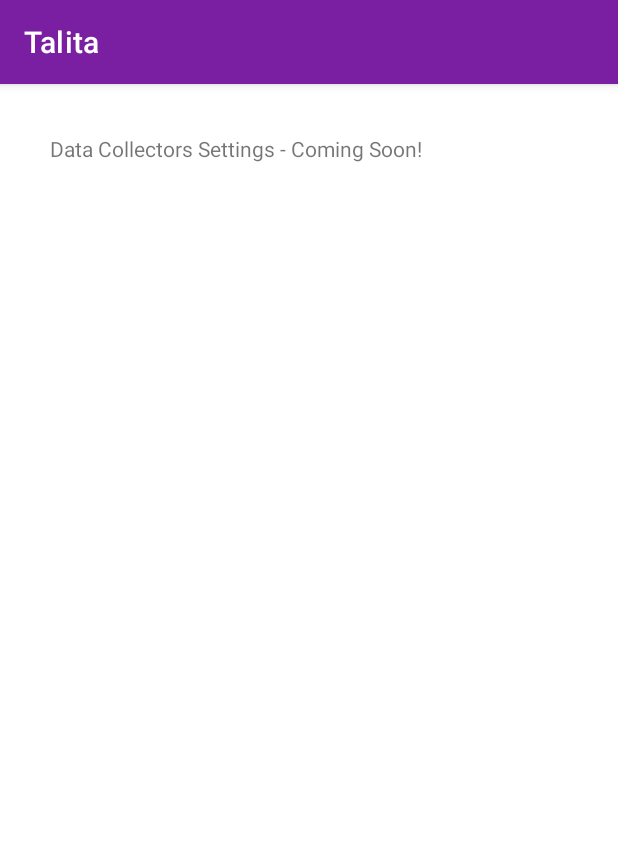
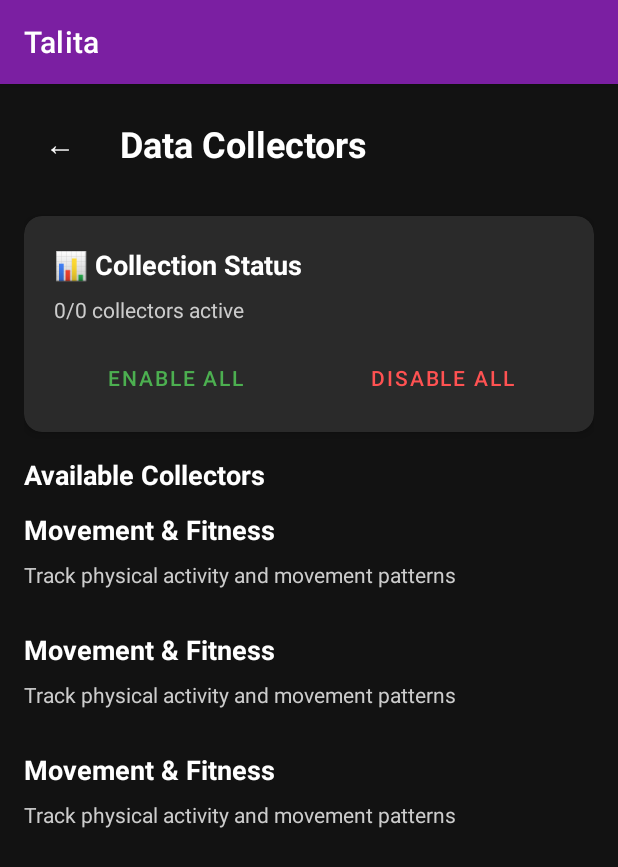
Before and after one commit to talitamoss/talita, an Android app: the DataCollectorsSettingsActivity screen opened directly, with no data from a screen before it, on a phone screen of 412 x 824 dp. Shown: the top 867 px of the screen. Run offline under Robolectric (Android 15) with nearby library versions, the phone set to English and light mode, and no system bars; 4 statements that could not run were skipped.

Commit message:
feat: Add data collectors settings screen
- Create activity for managing individual collectors
- Add categorized view of all available collectors
- Support enable/disable for each collector type
- Include collector-specific configurations

```diff
--- a/app/src/main/java/com/core/talita/DataCollectorsSettingsActivity.java
+++ b/app/src/main/java/com/core/talita/DataCollectorsSettingsActivity.java
@@ -1,13 +1,115 @@
 package com.core.talita;
+
+import android.content.Intent;
 import android.os.Bundle;
+import android.view.LayoutInflater;
+import android.view.View;
+import android.view.ViewGroup;
+import android.widget.Button;
+import android.widget.Switch;
 import android.widget.TextView;
 import androidx.appcompat.app.AppCompatActivity;
+import androidx.cardview.widget.CardView;
+import androidx.recyclerview.widget.LinearLayoutManager;
+import androidx.recyclerview.widget.RecyclerView;
+import java.util.List;
+import java.util.Map;
+
 public class DataCollectorsSettingsActivity extends AppCompatActivity {
-    @Override protected void onCreate(Bundle savedInstanceState) {
+
+    private DataCollectorManager collectorManager;
+    private RecyclerView categoriesRecycler;
+    private TextView enabledCollectorsText;
+    private CategoriesAdapter adapter;
+
+    @Override
+    protected void onCreate(Bundle savedInstanceState) {
         super.onCreate(savedInstanceState);
-        TextView tv = new TextView(this);
-        tv.setText("Data Collectors Settings - Coming Soon!");
-        tv.setPadding(50, 50, 50, 50);
-        setContentView(tv);
+        setContentView(R.layout.activity_data_collectors_settings);
+
+        collectorManager = new DataCollectorManager(this);
+
+        initializeViews();
+        setupCollectorCategories();
+        updateStats();
+    }
+
+    private void initializeViews() {
+        Button backButton = findViewById(R.id.back_button);
+        backButton.setOnClickListener(v -> finish());
+
+        categoriesRecycler = findViewById(R.id.categories_recycler);
+        enabledCollectorsText = findViewById(R.id.enabled_collectors_text);
+
+        // Quick actions
+        findViewById(R.id.enable_all_button).setOnClickListener(v -> enableAllCollectors());
+        findViewById(R.id.disable_all_button).setOnClickListener(v -> disableAllCollectors());
+    }
+
+    private void setupCollectorCategories() {
+        Map<String, List<DataCollector>> categories = collectorManager.getCollectorsByCategory();
+
+        adapter = new CategoriesAdapter(categories, this::onCollectorToggled);
+        categoriesRecycler.setLayoutManager(new LinearLayoutManager(this));
+        categoriesRecycler.setAdapter(adapter);
+    }
+
+    private void onCollectorToggled(DataCollector collector, boolean enabled) {
+        collectorManager.setCollectorEnabled(collector.getDataType(), enabled);
+        updateStats();
+    }
+
+    private void updateStats() {
+        DataCollectorManager.CollectionStats stats = collectorManager.getCollectionStats();
+        enabledCollectorsText.setText(stats.getSummary());
+    }
+
+    private void enableAllCollectors() {
+        for (DataCollector collector : collectorManager.getAllCollectors()) {
+            if (collector.isAvailable(this)) {
+                collectorManager.setCollectorEnabled(collector.getDataType(), true);
+            }
+        }
+        adapter.notifyDataSetChanged();
+        updateStats();
+    }
+
+    private void disableAllCollectors() {
+        for (DataCollector collector : collectorManager.getAllCollectors()) {
+            collectorManager.setCollectorEnabled(collector.getDataType(), false);
+        }
+        adapter.notifyDataSetChanged();
+        updateStats();
+    }
+
+    // Categories adapter
+    private static class CategoriesAdapter extends RecyclerView.Adapter<RecyclerView.ViewHolder> {
+        private final Map<String, List<DataCollector>> categories;
+        private final CollectorToggleListener listener;
+
+        interface CollectorToggleListener {
+            void onCollectorToggled(DataCollector collector, boolean enabled);
+        }
+
+        public CategoriesAdapter(Map<String, List<DataCollector>> categories, CollectorToggleListener listener) {
+            this.categories = categories;
+            this.listener = listener;
+        }
+
+        @Override
+        public RecyclerView.ViewHolder onCreateViewHolder(ViewGroup parent, int viewType) {
+            return new RecyclerView.ViewHolder(LayoutInflater.from(parent.getContext())
+                .inflate(R.layout.item_collector_category, parent, false)) {};
+        }
+
+        @Override
+        public void onBindViewHolder(RecyclerView.ViewHolder holder, int position) {
+            // Bind category and collector data
+        }
+
+        @Override
+        public int getItemCount() {
+            return categories.size();
+        }
     }
 }
--- /dev/null
+++ b/app/src/main/res/layout/activity_data_collectors_settings.xml
@@ -0,0 +1,125 @@
+<ScrollView xmlns:android="http://schemas.android.com/apk/res/android"
+    xmlns:app="http://schemas.android.com/apk/res-auto"
+    android:layout_width="match_parent"
+    android:layout_height="match_parent"
+    android:background="#FF121212">
+
+    <LinearLayout
+        android:layout_width="match_parent"
+        android:layout_height="wrap_content"
+        android:orientation="vertical"
+        android:padding="16dp">
+
+        <!-- Header -->
+        <LinearLayout
+            android:layout_width="match_parent"
+            android:layout_height="wrap_content"
+            android:orientation="horizontal"
+            android:gravity="center_vertical"
+            android:layout_marginBottom="24dp">
+
+            <Button
+                android:id="@+id/back_button"
+                android:layout_width="48dp"
+                android:layout_height="48dp"
+                android:text="←"
+                android:textSize="20sp"
+                android:background="?android:attr/selectableItemBackgroundBorderless"
+                android:textColor="#FFFFFFFF" />
+
+            <TextView
+                android:layout_width="0dp"
+                android:layout_height="wrap_content"
+                android:layout_weight="1"
+                android:text="Data Collectors"
+                android:textSize="24sp"
+                android:textColor="#FFFFFFFF"
+                android:textStyle="bold"
+                android:layout_marginStart="16dp" />
+
+        </LinearLayout>
+
+        <!-- Summary Card -->
+        <androidx.cardview.widget.CardView
+            android:layout_width="match_parent"
+            android:layout_height="wrap_content"
+            android:layout_marginBottom="16dp"
+            app:cardBackgroundColor="#FF2A2A2A"
+            app:cardCornerRadius="12dp"
+            app:cardElevation="4dp">
+
+            <LinearLayout
+                android:layout_width="match_parent"
+                android:layout_height="wrap_content"
+                android:orientation="vertical"
+                android:padding="20dp">
+
+                <TextView
+                    android:layout_width="match_parent"
+                    android:layout_height="wrap_content"
+                    android:text="📊 Collection Status"
+                    android:textSize="18sp"
+                    android:textColor="#FFFFFF"
+                    android:textStyle="bold"
+                    android:layout_marginBottom="8dp" />
+
+                <TextView
+                    android:id="@+id/enabled_collectors_text"
+                    android:layout_width="match_parent"
+                    android:layout_height="wrap_content"
+                    android:text="0/0 collectors active"
+                    android:textSize="14sp"
+                    android:textColor="#CCCCCC"
+                    android:layout_marginBottom="16dp" />
+
+                <LinearLayout
+                    android:layout_width="match_parent"
+                    android:layout_height="wrap_content"
+                    android:orientation="horizontal">
+
+                    <Button
+                        android:id="@+id/enable_all_button"
+                        android:layout_width="0dp"
+                        android:layout_height="36dp"
+                        android:layout_weight="1"
+                        android:layout_marginEnd="8dp"
+                        android:text="Enable All"
+                        android:textSize="14sp"
+                        android:background="@android:color/transparent"
+                        android:textColor="#4CAF50" />
+
+                    <Button
+                        android:id="@+id/disable_all_button"
+                        android:layout_width="0dp"
+                        android:layout_height="36dp"
+                        android:layout_weight="1"
+                        android:layout_marginStart="8dp"
+                        android:text="Disable All"
+                        android:textSize="14sp"
+                        android:background="@android:color/transparent"
+                        android:textColor="#FF5252" />
+
+                </LinearLayout>
+
+            </LinearLayout>
+
+        </androidx.cardview.widget.CardView>
+
+        <!-- Collectors by Category -->
+        <TextView
+            android:layout_width="match_parent"
+            android:layout_height="wrap_content"
+            android:text="Available Collectors"
+            android:textSize="18sp"
+            android:textColor="#FFFFFF"
+            android:textStyle="bold"
+            android:layout_marginBottom="12dp" />
+
+        <androidx.recyclerview.widget.RecyclerView
+            android:id="@+id/categories_recycler"
+            android:layout_width="match_parent"
+            android:layout_height="wrap_content" />
+
+    </LinearLayout>
+
+</ScrollView>
--- /dev/null
+++ b/app/src/main/res/layout/item_collector_category.xml
@@ -0,0 +1,35 @@
+<LinearLayout xmlns:android="http://schemas.android.com/apk/res/android"
+    xmlns:app="http://schemas.android.com/apk/res-auto"
+    android:layout_width="match_parent"
+    android:layout_height="wrap_content"
+    android:orientation="vertical"
+    android:layout_marginBottom="16dp">
+
+    <!-- Category Header -->
+    <TextView
+        android:id="@+id/category_name"
+        android:layout_width="match_parent"
+        android:layout_height="wrap_content"
+        android:text="Movement &amp; Fitness"
+        android:textSize="18sp"
+        android:textColor="#FFFFFF"
+        android:textStyle="bold"
+        android:layout_marginBottom="8dp" />
+
+    <!-- Category Description -->
+    <TextView
+        android:id="@+id/category_description"
+        android:layout_width="match_parent"
+        android:layout_height="wrap_content"
+        android:text="Track physical activity and movement patterns"
+        android:textSize="14sp"
+        android:textColor="#CCCCCC"
+        android:layout_marginBottom="12dp" />
+
+    <!-- Collectors in Category -->
+    <androidx.recyclerview.widget.RecyclerView
+        android:id="@+id/category_collectors_recycler"
+        android:layout_width="match_parent"
+        android:layout_height="wrap_content" />
+
+</LinearLayout>
--- /dev/null
+++ b/app/src/main/res/layout/item_collector_setting.xml
@@ -0,0 +1,57 @@
+<androidx.cardview.widget.CardView xmlns:android="http://schemas.android.com/apk/res/android"
+    xmlns:app="http://schemas.android.com/apk/res-auto"
+    android:layout_width="match_parent"
+    android:layout_height="wrap_content"
+    android:layout_marginBottom="4dp"
+    app:cardBackgroundColor="#FF2A2A2A"
+    app:cardCornerRadius="8dp"
+    app:cardElevation="2dp">
+
+    <LinearLayout
+        android:layout_width="match_parent"
+        android:layout_height="wrap_content"
+        android:orientation="horizontal"
+        android:gravity="center_vertical"
+        android:padding="16dp">
+
+        <TextView
+            android:id="@+id/collector_icon"
+            android:layout_width="wrap_content"
+            android:layout_height="wrap_content"
+            android:text="💧"
+            android:textSize="20sp"
+            android:layout_marginEnd="16dp" />
+
+        <LinearLayout
+            android:layout_width="0dp"
+            android:layout_height="wrap_content"
+            android:layout_weight="1"
+            android:orientation="vertical">
+
+            <TextView
+                android:id="@+id/collector_name"
+                android:layout_width="match_parent"
+                android:layout_height="wrap_content"
+                android:text="Water Intake"
+                android:textSize="16sp"
+                android:textColor="#FFFFFF" />
+
+            <TextView
+                android:id="@+id/collector_status"
+                android:layout_width="match_parent"
+                android:layout_height="wrap_content"
+                android:text="Available"
+                android:textSize="12sp"
+                android:textColor="#4CAF50"
+                android:layout_marginTop="2dp" />
+
+        </LinearLayout>
+
+        <Switch
+            android:id="@+id/collector_switch"
+            android:layout_width="wrap_content"
+            android:layout_height="wrap_content" />
+
+    </LinearLayout>
+
+</androidx.cardview.widget.CardView>
```
